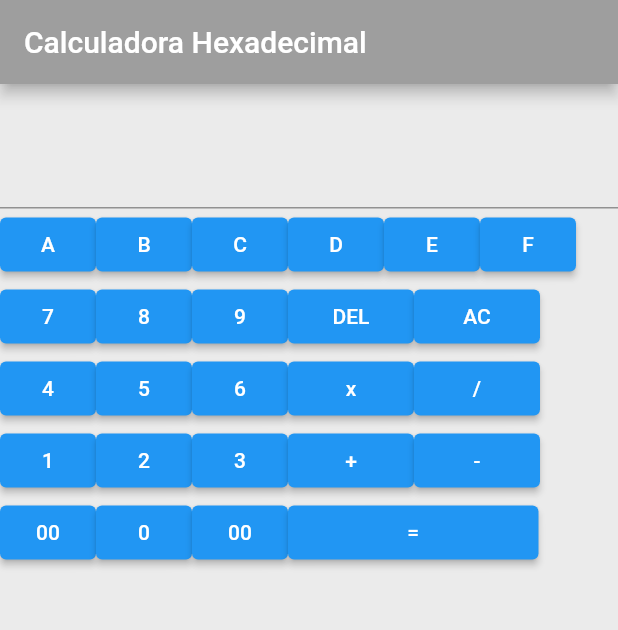
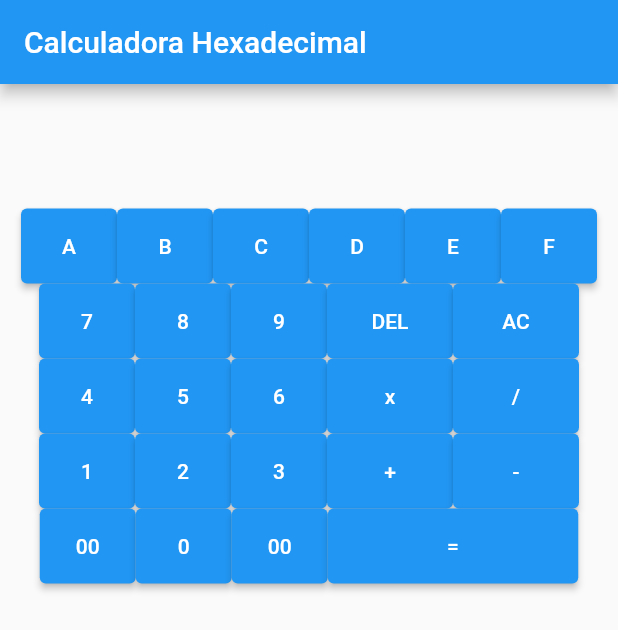
Before and after one commit to jumouramar/calculadora-hexadecimal, a Flutter app: the screen it shows after launch, on a phone screen of 412 x 824 dp. Shown: the top 630 px of the screen. Run offline on Flutter 3.47's test engine with Material 2 defaults, Android fonts, the phone set to English and light mode, and no system bars.

Commit message:
improve style

```diff
--- a/lib/home.dart
+++ b/lib/home.dart
@@ -142,204 +142,219 @@ class _HomeState extends State<Home> {
     return Scaffold(
       appBar: AppBar(
         title: Text('Calculadora Hexadecimal'),
-        backgroundColor: Colors.grey,
       ),
-      backgroundColor: const Color.fromARGB(53, 158, 158, 158),
-      body: Center(
-        child: Column(
+      body:Column(
         children: [
           TextField(
             controller: _textController,
             keyboardType: TextInputType.number,
+            textAlign: TextAlign.center,
             style: TextStyle(
               fontSize: 50,
-                color: Colors.white
+              color: Colors.blue
+            ),
+            decoration: InputDecoration(
+              border: InputBorder.none,
             ),
             onChanged: (String text){},
             onSubmitted: (String text) {
               _showAnswerEnter(text);
             },
           ),
-            Row(children: [
+          Row(
+            mainAxisAlignment: MainAxisAlignment.center,
+            children: [
               ElevatedButton(
                 onPressed: () {
                   String text = 'A';
                   _addText(text);
                 },
-                child: Text('A')
+                //child: Text('A')
+                child: Container(alignment: Alignment.center, height: 50, child: Text('A'))
               ),
               ElevatedButton(
                 onPressed: () {
                   String text = 'B';
                   _addText(text);
                 },
-                child: Text('B')
+                child: Container(alignment: Alignment.center, height: 50, child: Text('B'))
               ),
               ElevatedButton(
                 onPressed: () {
                   String text = 'C';
                   _addText(text);
                 },
-                child: Text('C')
+                child: Container(alignment: Alignment.center, height: 50, child: Text('C'))
               ),
               ElevatedButton(
                 onPressed: () {
                   String text = 'D';
                   _addText(text);
                 },
-                child: Text('D')
+                child: Container(alignment: Alignment.center, height: 50, child: Text('D'))
               ),
               ElevatedButton(
                 onPressed: () {
                   String text = 'E';
                   _addText(text);
                 },
-                child: Text('E')
+                child: Container(alignment: Alignment.center, height: 50, child: Text('E'))
               ),
               ElevatedButton(
                 onPressed: () {
                   String text = 'F';
                   _addText(text);
                 },
-                child: Text('F')
+                child: Container(alignment: Alignment.center, height: 50, child: Text('F'))
               ),
-            ],),
-            Row(children: [
+            ],
+          ),
+          Row(
+            mainAxisAlignment: MainAxisAlignment.center,
+            children: [
               ElevatedButton(
                 onPressed: () {
                   String text = '7';
                   _addText(text);
                 },
-                child: Text('7')
+                child: Container(alignment: Alignment.center, height: 50, child: Text('7'))
               ),
               ElevatedButton(
                 onPressed: () {
                   String text = '8';
                   _addText(text);
                 },
-                child: Text('8')
+                child: Container(alignment: Alignment.center, height: 50, child: Text('8'))
               ),
               ElevatedButton(
                 onPressed: () {
                   String text = '9';
                   _addText(text);
                 },
-                child: Text('9')
+                child: Container(alignment: Alignment.center, height: 50, child: Text('9'))
               ),
               ElevatedButton(
                 onPressed: () {_deleteLast();},
-                child: Container(alignment: Alignment.center, width: 52, child: Text('DEL'))
+                child: Container(alignment: Alignment.center, width: 52, height: 50, child: Text('DEL'))
               ),
               ElevatedButton(
                 onPressed: () {_deleteAll();},
-                child: Container(alignment: Alignment.center, width: 52, child: Text('AC'))
+                child: Container(alignment: Alignment.center, width: 52, height: 50, child: Text('AC'))
               ),
-            ],),
-            Row(children: [
+            ],
+          ),
+          Row(
+            mainAxisAlignment: MainAxisAlignment.center,
+            children: [
               ElevatedButton(
                 onPressed: () {
                   String text = '4';
                   _addText(text);
                 },
-                child: Text('4')
+                child: Container(alignment: Alignment.center, height: 50, child: Text('4'))
               ),
               ElevatedButton(
                 onPressed: () {
                   String text = '5';
                   _addText(text);
                 },
-                child: Text('5')
+                child: Container(alignment: Alignment.center, height: 50, child: Text('5'))
               ),
               ElevatedButton(
                 onPressed: () {
                   String text = '6';
                   _addText(text);
                 },
-                child: Text('6')
+                child: Container(alignment: Alignment.center, height: 50, child: Text('6'))
               ),
               ElevatedButton(
                 onPressed: () {
                   String text = 'x';
                   _addText(text);
                 },
-                child: Container(alignment: Alignment.center, width: 52, child: Text('x'))
+                child: Container(alignment: Alignment.center, width: 52, height: 50, child: Text('x'))
               ),
               ElevatedButton(
                 onPressed: () {
                   String text = '/';
                   _addText(text);
                 },
-                child: Container(alignment: Alignment.center, width: 52, child: Text('/'))
+                child: Container(alignment: Alignment.center, width: 52, height: 50, child: Text('/'))
               ),
-            ],),
-            Row(children: [
+            ],
+          ),
+          Row(
+            mainAxisAlignment: MainAxisAlignment.center,
+            children: [
               ElevatedButton(
                 onPressed: () {
                   String text = '1';
                   _addText(text);
                 },
-                child: Text('1')
+               child: Container(alignment: Alignment.center, height: 50, child: Text('1'))
               ),
               ElevatedButton(
                 onPressed: () {
                   String text = '2';
                   _addText(text);
                 },
-                child: Text('2')
+                child: Container(alignment: Alignment.center, height: 50, child: Text('2'))
               ),
               ElevatedButton(
                 onPressed: () {
                   String text = '3';
                   _addText(text);
                 },
-                child: Text('3')
+                child: Container(alignment: Alignment.center, height: 50, child: Text('3'))
               ),
               ElevatedButton(
                 onPressed: () {
                   String text = '+';
                   _addText(text);
                 },
-                child: Container(alignment: Alignment.center, width: 52, child: Text('+'))
+                child: Container(alignment: Alignment.center, width: 52, height: 50, child: Text('+'))
               ),
               ElevatedButton(
                 onPressed: () {
                   String text = '-';
                   _addText(text);
                 },
-                child: Container(alignment: Alignment.center, width: 52, child: Text('-'))
+                child: Container(alignment: Alignment.center, width: 52, height: 50, child: Text('-'))
               ),
-            ],),
-            Row(children: [
+            ],
+          ),
+          Row(
+            mainAxisAlignment: MainAxisAlignment.center,
+            children: [
               ElevatedButton(
                 onPressed: () {
                   String text = '00';
                   _addText(text);
                 },
-                child: Text('00')
+                child: Container(alignment: Alignment.center, height: 50, child: Text('00'))
               ),
               ElevatedButton(
                 onPressed: () {
                   String text = '0';
                   _addText(text);
                 },
-                child: Text('0')
+                child: Container(alignment: Alignment.center, height: 50, child: Text('0'))
               ),
               ElevatedButton(
                 onPressed: () {
                   String text = '00';
                   _addText(text);
                 },
-                child: Text('00')
+                child: Container(alignment: Alignment.center, height: 50, child: Text('00'))
               ),
               ElevatedButton(
                 onPressed: () { _showAnswer();},
-                child: Container(alignment: Alignment.center, width: 135, child: Text('='))
+                child: Container(alignment: Alignment.center, width: 135, height: 50, child: Text('='))
               ),
             ],
           )
         ],
       ),
-      ),
     );
   }
 }
```
Lines whose indentation alone changed are shown as unchanged.
